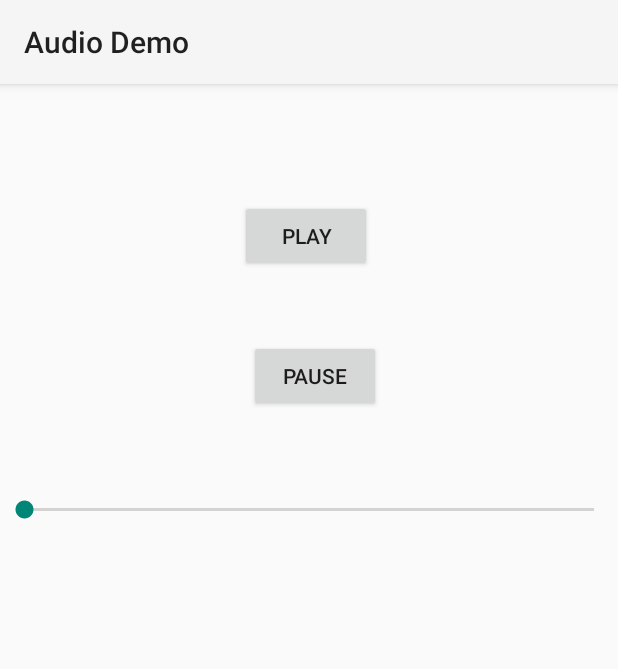
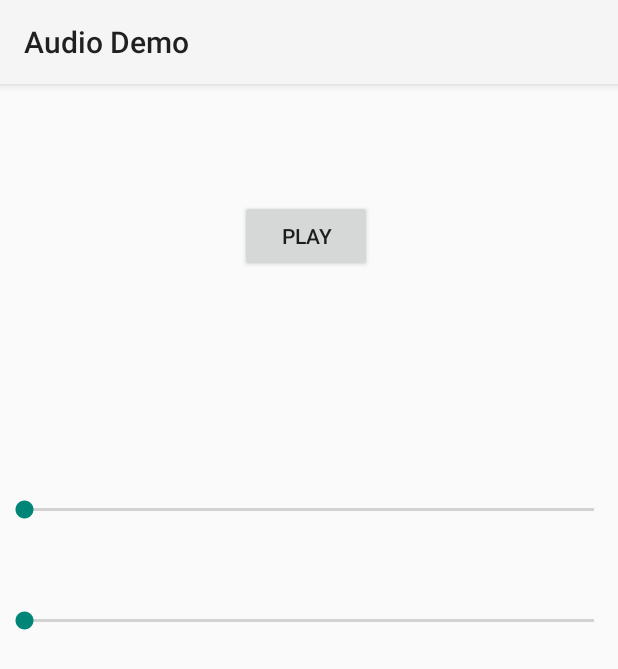
Before and after one commit to csshafiqahmed/AudioDemo, an Android app: the screen it shows after launch (MainActivity), on a phone screen of 412 x 824 dp. Shown: the top 669 px of the screen. Run offline under Robolectric (Android 15) with nearby library versions, the phone set to English and light mode, and no system bars.

Commit message:
Audio controllers added, Button visibility handled

```diff
--- a/app/src/main/java/com/codestown/audiodemo/MainActivity.java
+++ b/app/src/main/java/com/codestown/audiodemo/MainActivity.java
@@ -1,20 +1,27 @@
 package com.codestown.audiodemo;
-
-import androidx.appcompat.app.AppCompatActivity;
 
 import android.media.AudioManager;
 import android.media.MediaPlayer;
 import android.os.Bundle;
 import android.util.Log;
 import android.view.View;
+import android.widget.Button;
 import android.widget.SeekBar;
+
+import androidx.appcompat.app.AppCompatActivity;
+
+import java.util.Timer;
+import java.util.TimerTask;
 
 public class MainActivity extends AppCompatActivity {
     MediaPlayer mediaPlayer;
     AudioManager audioManager;
 
+    Button pauseButton;
+
     public void play(View view) {
         mediaPlayer.start();
+        pauseButton.setVisibility(View.VISIBLE);
     }
 
     public void pause(View view) {
@@ -27,16 +34,20 @@ public class MainActivity extends AppCompatActivity {
         setContentView(R.layout.activity_main);
         audioManager = (AudioManager) getSystemService(AUDIO_SERVICE);
         int maxVolume = audioManager.getStreamMaxVolume(AudioManager.STREAM_MUSIC);
-        int currentvolume = audioManager.getStreamVolume(AudioManager.STREAM_MUSIC);
+        int currentVolume = audioManager.getStreamVolume(AudioManager.STREAM_MUSIC);
+        pauseButton = findViewById(R.id.button2);
+        pauseButton.setVisibility(View.INVISIBLE);
+
+        SeekBar volumeSeekBar = findViewById(R.id.volumeSeekBar);
+        volumeSeekBar.setProgress(currentVolume);
+        volumeSeekBar.setMax(maxVolume);
         mediaPlayer = MediaPlayer.create(this, R.raw.birds);
 
-        SeekBar volumeSeekBar = findViewById(R.id.volumeSeekBar);
-        volumeSeekBar.setMax(maxVolume);
-        volumeSeekBar.setProgress(currentvolume);
         volumeSeekBar.setOnSeekBarChangeListener(new SeekBar.OnSeekBarChangeListener() {
             @Override
             public void onProgressChanged(SeekBar seekBar, int progress, boolean fromUser) {
                 audioManager.setStreamVolume(AudioManager.STREAM_MUSIC, progress, 0);
+                Log.i("Volume Changed", Integer.toString(progress));
             }
 
             @Override
@@ -49,5 +60,32 @@ public class MainActivity extends AppCompatActivity {
 
             }
         });
+
+        SeekBar progressSeekBar = findViewById(R.id.seekBar2);
+
+        progressSeekBar.setMax(mediaPlayer.getDuration());
+
+        progressSeekBar.setOnSeekBarChangeListener(new SeekBar.OnSeekBarChangeListener() {
+            @Override
+            public void onProgressChanged(SeekBar seekBar, int progress, boolean fromUser) {
+                mediaPlayer.seekTo(progress);
+            }
+
+            @Override
+            public void onStartTrackingTouch(SeekBar seekBar) {
+
+            }
+
+            @Override
+            public void onStopTrackingTouch(SeekBar seekBar) {
+
+            }
+        });
+        new Timer().scheduleAtFixedRate(new TimerTask() {
+            @Override
+            public void run() {
+                progressSeekBar.setProgress(mediaPlayer.getCurrentPosition());
+            }
+        }, 0, 300);
     }
 }
--- a/app/src/main/res/layout/activity_main.xml
+++ b/app/src/main/res/layout/activity_main.xml
@@ -41,4 +41,13 @@
         app:layout_constraintStart_toStartOf="parent"
         app:layout_constraintTop_toBottomOf="@+id/button2" />
 
+    <SeekBar
+        android:id="@+id/seekBar2"
+        android:layout_width="match_parent"
+        android:layout_height="wrap_content"
+        android:layout_marginTop="56dp"
+        app:layout_constraintEnd_toEndOf="parent"
+        app:layout_constraintStart_toStartOf="parent"
+        app:layout_constraintTop_toBottomOf="@+id/volumeSeekBar" />
+
 </androidx.constraintlayout.widget.ConstraintLayout>
```
